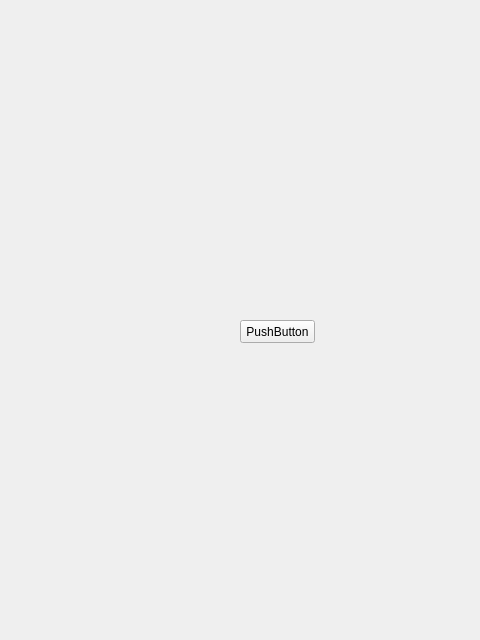
Old version of the form app/ui/login.ui in the repository SubZeroX9/Blood-Bank-System.
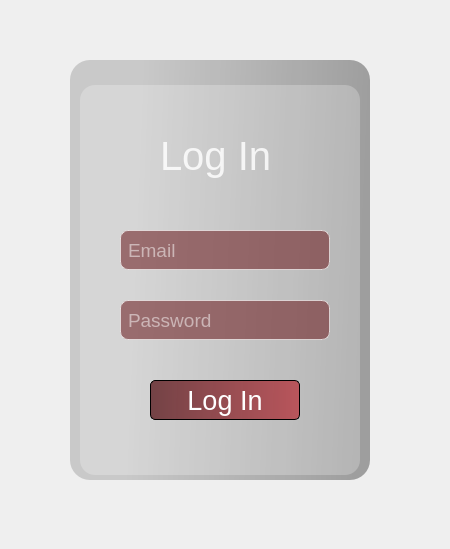
New version of the form. Icons and pictures are not drawn.

```diff
--- a/app/ui/login.ui
+++ b/app/ui/login.ui
@@ -2,29 +2,254 @@
 <ui version="4.0">
  <class>Form</class>
  <widget class="QWidget" name="Form">
+  <property name="windowModality">
+   <enum>Qt::NonModal</enum>
+  </property>
+  <property name="enabled">
+   <bool>true</bool>
+  </property>
   <property name="geometry">
    <rect>
     <x>0</x>
     <y>0</y>
-    <width>480</width>
-    <height>640</height>
+    <width>450</width>
+    <height>549</height>
    </rect>
   </property>
   <property name="windowTitle">
    <string>Form</string>
   </property>
-  <widget class="QPushButton" name="login_button">
+  <property name="windowOpacity">
+   <double>1.000000000000000</double>
+  </property>
+  <widget class="QWidget" name="widget" native="true">
    <property name="geometry">
     <rect>
-     <x>240</x>
-     <y>320</y>
-     <width>75</width>
-     <height>23</height>
+     <x>40</x>
+     <y>30</y>
+     <width>370</width>
+     <height>480</height>
     </rect>
    </property>
-   <property name="text">
-    <string>PushButton</string>
+   <property name="styleSheet">
+    <string notr="true"/>
    </property>
+   <widget class="QLabel" name="label">
+    <property name="geometry">
+     <rect>
+      <x>30</x>
+      <y>30</y>
+      <width>300</width>
+      <height>420</height>
+     </rect>
+    </property>
+    <property name="styleSheet">
+     <string notr="true">border-image: url(:/Images/Images/Background.png);
+border-radius: 20px;</string>
+    </property>
+    <property name="text">
+     <string/>
+    </property>
+   </widget>
+   <widget class="QLabel" name="label_2">
+    <property name="geometry">
+     <rect>
+      <x>30</x>
+      <y>30</y>
+      <width>300</width>
+      <height>420</height>
+     </rect>
+    </property>
+    <property name="styleSheet">
+     <string notr="true">background-color: qlineargradient(spread:pad, x1:0, y1:0, x2:1, y2:0.0568182, stop:0.238636 rgba(0, 0, 0, 41), stop:1 rgba(0, 0, 0, 86));
+border-radius: 20px;</string>
+    </property>
+    <property name="text">
+     <string/>
+    </property>
+   </widget>
+   <widget class="QLabel" name="label_3">
+    <property name="geometry">
+     <rect>
+      <x>40</x>
+      <y>55</y>
+      <width>280</width>
+      <height>390</height>
+     </rect>
+    </property>
+    <property name="styleSheet">
+     <string notr="true">background-color:rgba(255,255,255,60);
+border-radius: 15px;
+</string>
+    </property>
+    <property name="text">
+     <string/>
+    </property>
+   </widget>
+   <widget class="QLabel" name="label_4">
+    <property name="geometry">
+     <rect>
+      <x>120</x>
+      <y>90</y>
+      <width>121</width>
+      <height>71</height>
+     </rect>
+    </property>
+    <property name="font">
+     <font>
+      <pointsize>30</pointsize>
+     </font>
+    </property>
+    <property name="styleSheet">
+     <string notr="true">color:rgba(255,255,255,210)</string>
+    </property>
+    <property name="text">
+     <string>Log In</string>
+    </property>
+   </widget>
+   <widget class="QLineEdit" name="email_line_edit">
+    <property name="geometry">
+     <rect>
+      <x>80</x>
+      <y>200</y>
+      <width>210</width>
+      <height>40</height>
+     </rect>
+    </property>
+    <property name="font">
+     <font>
+      <pointsize>14</pointsize>
+     </font>
+    </property>
+    <property name="styleSheet">
+     <string notr="true">color: rgb(255, 255, 255);
+padding: 5px;
+background-color: rgba(110, 34, 38, 150);
+border: 1px solid rgba(255, 255, 255, 150);
+border-radius: 8px;</string>
+    </property>
+    <property name="text">
+     <string/>
+    </property>
+    <property name="frame">
+     <bool>true</bool>
+    </property>
+    <property name="placeholderText">
+     <string>Email</string>
+    </property>
+   </widget>
+   <widget class="QLineEdit" name="password_line_edit">
+    <property name="geometry">
+     <rect>
+      <x>80</x>
+      <y>270</y>
+      <width>210</width>
+      <height>40</height>
+     </rect>
+    </property>
+    <property name="font">
+     <font>
+      <pointsize>14</pointsize>
+     </font>
+    </property>
+    <property name="styleSheet">
+     <string notr="true">color: rgb(255, 255, 255);
+padding: 5px;
+background-color: rgba(110, 34, 38, 150);
+border: 1px solid rgba(255, 255, 255, 150);
+border-radius: 8px;</string>
+    </property>
+    <property name="text">
+     <string/>
+    </property>
+    <property name="frame">
+     <bool>true</bool>
+    </property>
+    <property name="echoMode">
+     <enum>QLineEdit::Password</enum>
+    </property>
+    <property name="placeholderText">
+     <string>Password</string>
+    </property>
+   </widget>
+   <widget class="QPushButton" name="login_button">
+    <property name="geometry">
+     <rect>
+      <x>110</x>
+      <y>350</y>
+      <width>150</width>
+      <height>40</height>
+     </rect>
+    </property>
+    <property name="font">
+     <font>
+      <pointsize>20</pointsize>
+     </font>
+    </property>
+    <property name="styleSheet">
+     <string notr="true">*{
+	background-color: qlineargradient(spread:pad, x1:0, y1:0, x2:1, y2:0, stop:0 rgba(89, 27, 31, 200), stop:1 rgba(184, 57, 65, 200));
+    border: 1px solid black;
+	color: rgb(255, 255, 255);
+	border-radius: 5px
+}
+
+*:hover{
+background-color: qlineargradient(spread:pad, x1:0, y1:0, x2:1, y2:0, stop:0 rgba(200, 60, 69, 200), stop:1 rgba(184, 57, 65, 200));
+    border: 1px solid black;
+	color: rgb(255, 255, 255);
+	border-radius: 5px
+}
+
+*:pressed{
+	
+	background-color: qlineargradient(spread:pad, x1:0, y1:0, x2:1, y2:0, stop:0 rgba(151, 45, 52, 227), stop:1 rgba(184, 57, 65, 255));
+    border: 1px solid black;
+	color: rgb(255, 255, 255);
+	border-radius: 5px
+}
+</string>
+    </property>
+    <property name="text">
+     <string>Log In</string>
+    </property>
+   </widget>
+   <widget class="QPushButton" name="exit_button">
+    <property name="geometry">
+     <rect>
+      <x>295</x>
+      <y>35</y>
+      <width>20</width>
+      <height>20</height>
+     </rect>
+    </property>
+    <property name="styleSheet">
+     <string notr="true">*{
+	border:none;
+	border-radius: 5px;
+	background-color: rgba(255, 255, 255, 0);
+}
+
+*:hover{
+	border:none;
+	border-radius: 5px;
+	background-color: rgba(255, 255, 255, 15);
+}
+
+*:pressed{
+	border:none;
+	border-radius: 5px;
+	background-color: rgba(255, 255, 255, 100);
+}</string>
+    </property>
+    <property name="text">
+     <string/>
+    </property>
+    <property name="icon">
+     <iconset resource="Main_Icons.qrc">
+      <normaloff>:/Button_Icons/Icons/IconClose.png</normaloff>:/Button_Icons/Icons/IconClose.png</iconset>
+    </property>
+   </widget>
   </widget>
  </widget>
  <resources/>
```
Left out of the diff: 4 changed lines with no effect on the pictures.
